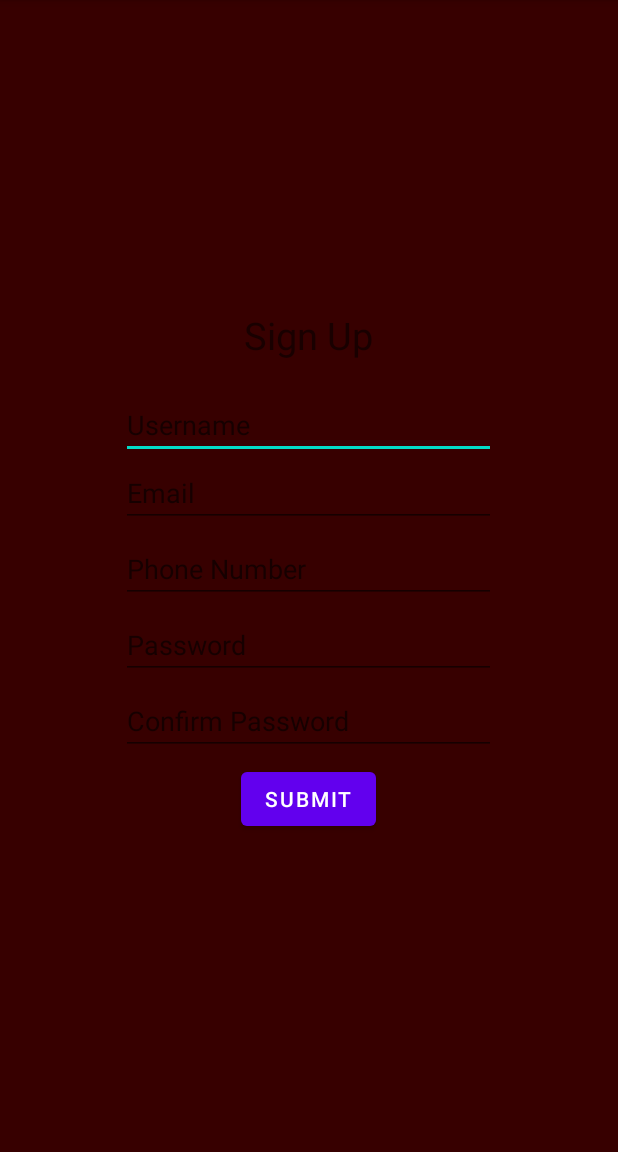
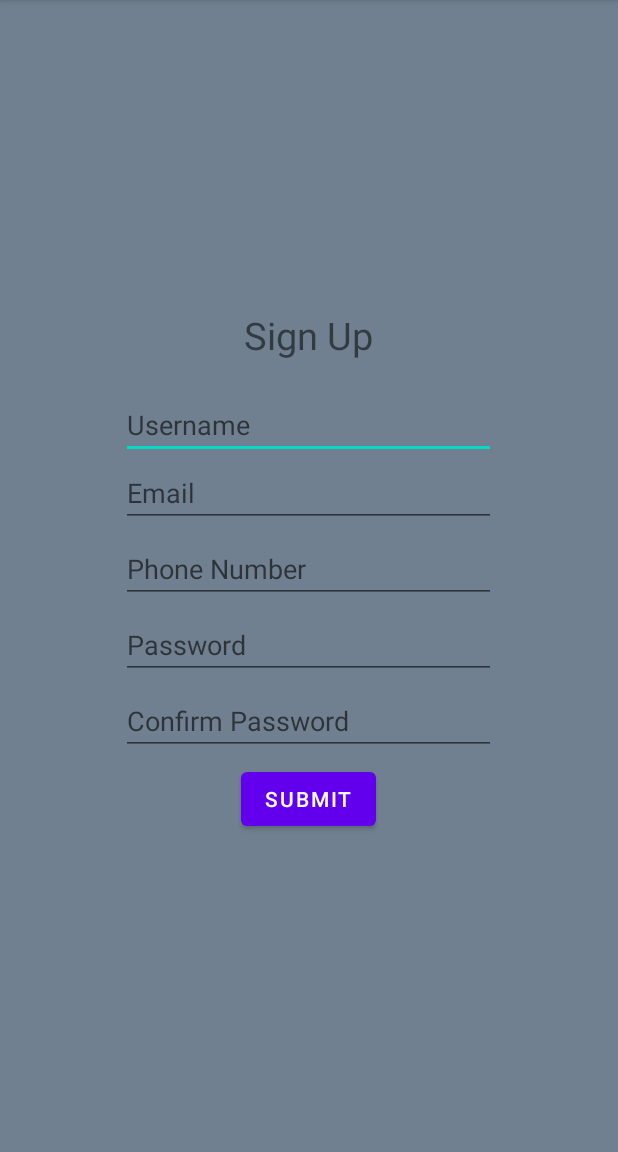
Before and after one commit to galibmahmudjim/Amenite, an Android app: the SignupActivity screen opened directly, with no data from a screen before it, on a phone screen of 412 x 824 dp, the part 84-1236 px from its top. Run offline under Robolectric (Android 15) with nearby library versions, the phone set to English and light mode, and no system bars.

Commit message:
Signup Logic

```diff
--- a/app/src/main/res/layout/activity_login.xml
+++ b/app/src/main/res/layout/activity_login.xml
@@ -8,7 +8,7 @@
     tools:context=".Login.LoginActivity"
     android:gravity="center"
     android:orientation="vertical"
-    android:background="@color/brown">
+    android:background="@color/slategray">
     <TextView
         android:id="@+id/LoginActivityLoginTextview"
         android:layout_width="wrap_content"
--- a/app/src/main/res/layout/activity_signup.xml
+++ b/app/src/main/res/layout/activity_signup.xml
@@ -7,7 +7,7 @@
     android:layout_width="match_parent"
     android:orientation="vertical"
     android:gravity="center"
-    android:background="@color/brown"
+    android:background="@color/slategray"
     tools:context=".Signup.SignupActivity">
     <TextView
         android:id="@+id/SignupActivitySignupTextview"
--- a/app/src/main/res/layout/activity_welcome.xml
+++ b/app/src/main/res/layout/activity_welcome.xml
@@ -7,7 +7,7 @@
     android:layout_width="match_parent"
     android:orientation="vertical"
     android:gravity="center"
-    android:background="@color/brown"
+    android:background="@color/slategray"
     tools:context=".Welcome"
     >
 
--- a/app/src/main/res/values/colors.xml
+++ b/app/src/main/res/values/colors.xml
@@ -7,5 +7,5 @@
     <color name="teal_700">#FF018786</color>
     <color name="black">#FF000000</color>
     <color name="white">#FFFFFFFF</color>
-    <color name="brown">#FF370000</color>
+    <color name="slategray">#708090</color>
 </resources>
```
